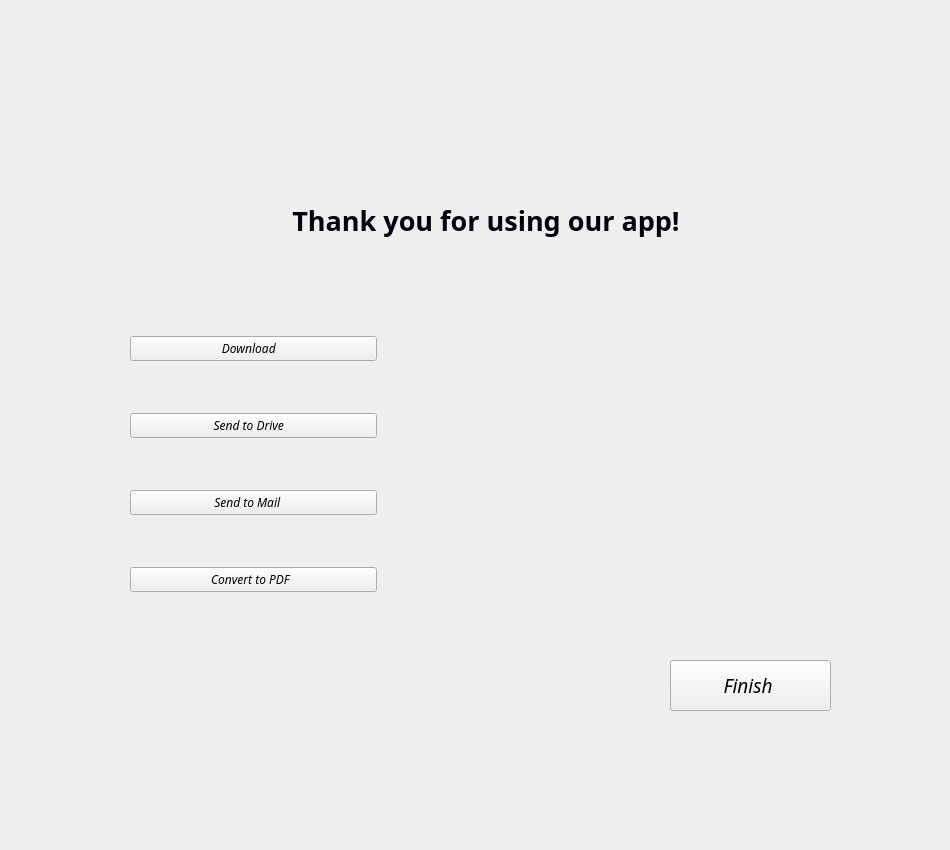
The window that Descan/mainwindow.ui (ratspeaker/descan) describes before a commit, drawn with Qt 5.
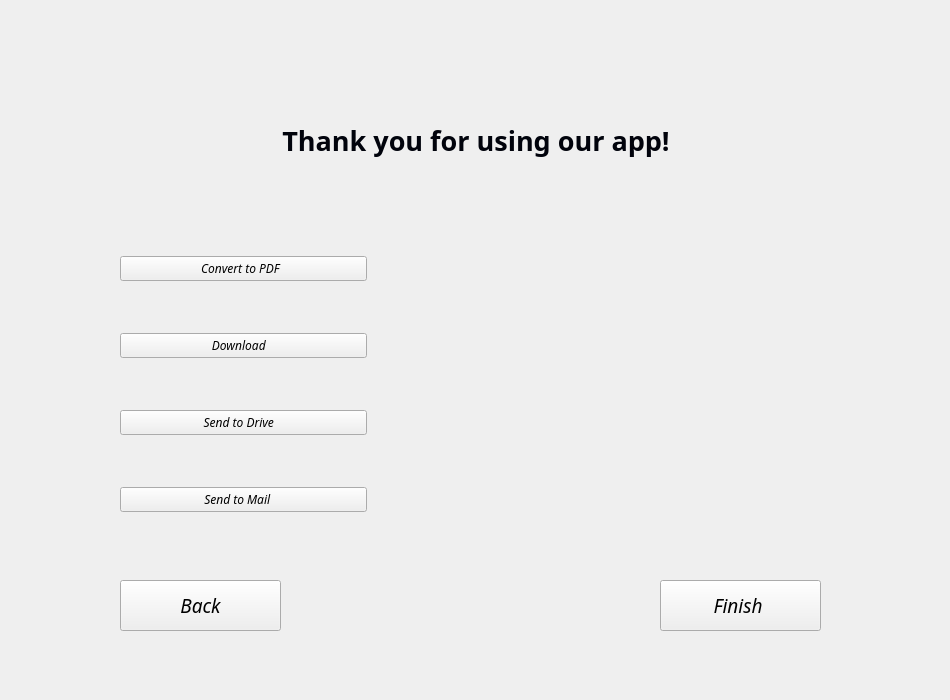
The same window after the commit. The open tabs and pages were chosen to show the change. Icons and pictures are not drawn.

```diff
--- a/Descan/mainwindow.ui
+++ b/Descan/mainwindow.ui
@@ -7,7 +7,7 @@
     <x>0</x>
     <y>0</y>
     <width>950</width>
-    <height>850</height>
+    <height>700</height>
    </rect>
   </property>
   <property name="maximumSize">
@@ -28,10 +28,10 @@
   <widget class="QStackedWidget" name="stackedWidget">
    <property name="geometry">
     <rect>
-     <x>10</x>
-     <y>80</y>
-     <width>921</width>
-     <height>661</height>
+     <x>0</x>
+     <y>0</y>
+     <width>950</width>
+     <height>700</height>
     </rect>
    </property>
    <property name="layoutDirection">
@@ -650,8 +650,34 @@
       </rect>
      </property>
      <layout class="QVBoxLayout" name="verticalLayout">
+      <item>
+       <widget class="QPushButton" name="pbConvert">
+        <property name="font">
+         <font>
+          <family>Ubuntu Condensed</family>
+          <italic>true</italic>
+         </font>
+        </property>
+        <property name="text">
+         <string>Convert to PDF  </string>
+        </property>
+        <property name="icon">
+         <iconset resource="resources.qrc">
+          <normaloff>:/icons/icons/iconfinder_1-02_511559.png</normaloff>:/icons/icons/iconfinder_1-02_511559.png</iconset>
+        </property>
+        <property name="iconSize">
+         <size>
+          <width>40</width>
+          <height>40</height>
+         </size>
+        </property>
+       </widget>
+      </item>
       <item>
        <widget class="QPushButton" name="pbDownload">
+        <property name="enabled">
+         <bool>true</bool>
+        </property>
         <property name="font">
          <font>
           <family>Ubuntu Condensed</family>
@@ -722,29 +748,6 @@
         </property>
        </widget>
       </item>
-      <item>
-       <widget class="QPushButton" name="pbConvert">
-        <property name="font">
-         <font>
-          <family>Ubuntu Condensed</family>
-          <italic>true</italic>
-         </font>
-        </property>
-        <property name="text">
-         <string>Convert to PDF  </string>
-        </property>
-        <property name="icon">
-         <iconset resource="resources.qrc">
-          <normaloff>:/icons/icons/iconfinder_1-02_511559.png</normaloff>:/icons/icons/iconfinder_1-02_511559.png</iconset>
-        </property>
-        <property name="iconSize">
-         <size>
-          <width>40</width>
-          <height>40</height>
-         </size>
-        </property>
-       </widget>
-      </item>
      </layout>
     </widget>
     <widget class="QLabel" name="laThanks">
@@ -771,6 +774,39 @@
       <set>Qt::AlignCenter</set>
      </property>
     </widget>
+    <widget class="QPushButton" name="pbBackEdit">
+     <property name="geometry">
+      <rect>
+       <x>120</x>
+       <y>580</y>
+       <width>161</width>
+       <height>51</height>
+      </rect>
+     </property>
+     <property name="font">
+      <font>
+       <family>Ubuntu Condensed</family>
+       <pointsize>14</pointsize>
+       <italic>true</italic>
+      </font>
+     </property>
+     <property name="layoutDirection">
+      <enum>Qt::LeftToRight</enum>
+     </property>
+     <property name="text">
+      <string>Back</string>
+     </property>
+     <property name="icon">
+      <iconset resource="resources.qrc">
+       <normaloff>:/icons/icons/back.png</normaloff>:/icons/icons/back.png</iconset>
+     </property>
+     <property name="iconSize">
+      <size>
+       <width>20</width>
+       <height>20</height>
+      </size>
+     </property>
+    </widget>
    </widget>
   </widget>
  </widget>
```
Left out of the diff: 42 changed lines with no effect on the pictures.
